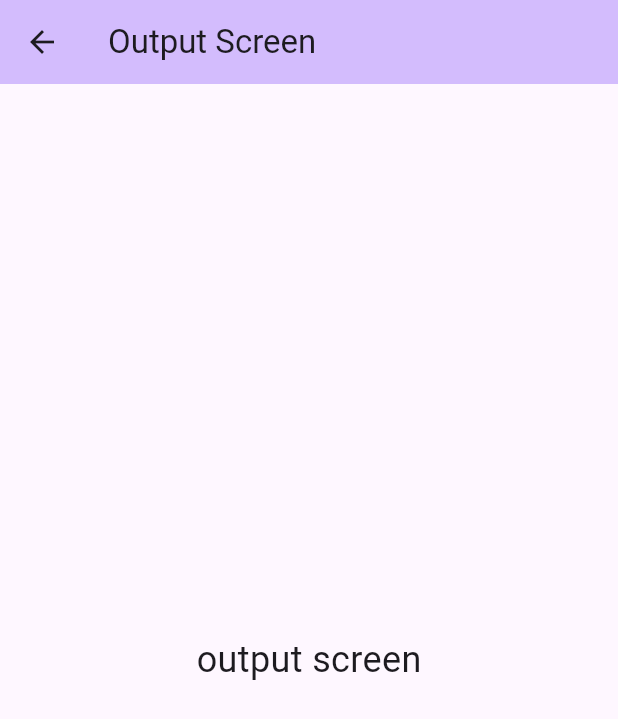
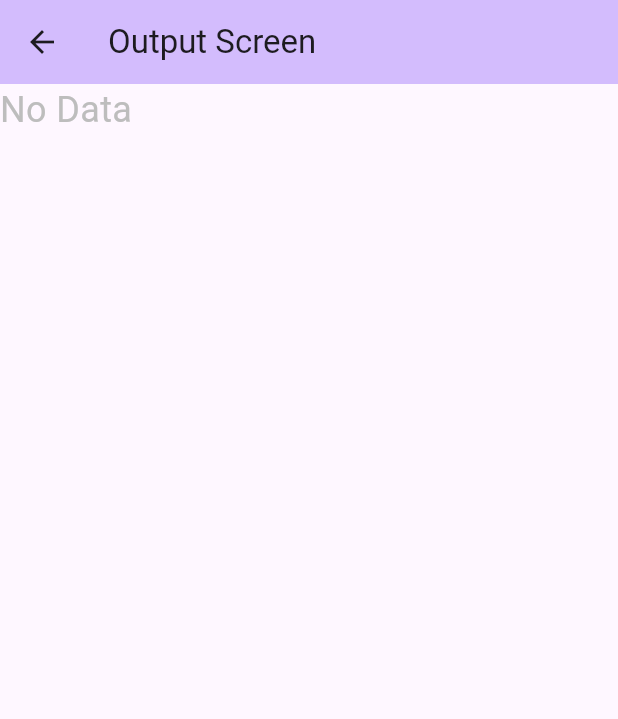
Before and after one commit to 82-Gaurab/flutter_for_college, a Flutter app: the ListViewScreen screen opened directly, after a tap on "Add Student", after a tap on "View Students", on a phone screen of 412 x 824 dp. Shown: the top 719 px of the screen. Run offline on Flutter 3.47's test engine with Material 3 defaults, Android fonts, the phone set to English and light mode, and no system bars.

Commit message:
Output Screen and Card View

```diff
--- /dev/null
+++ b/lib/common/listview_widget.dart
@@ -0,0 +1,45 @@
+import 'package:flutter/material.dart';
+import 'package:flutter_for_college/models/student_model.dart';
+
+class ListViewWidget extends StatelessWidget {
+  const ListViewWidget({super.key, required this.lstStudent});
+
+  final List<StudentModel> lstStudent;
+
+  @override
+  Widget build(BuildContext context) {
+    return (lstStudent.isNotEmpty)
+        ? ListView.builder(
+            shrinkWrap: true,
+            itemCount: lstStudent.length,
+            physics: NeverScrollableScrollPhysics(),
+            itemBuilder: (context, index) {
+              final student = lstStudent[index];
+              return Card(
+                margin: EdgeInsets.symmetric(vertical: 8),
+                child: ListTile(
+                  leading: CircleAvatar(
+                    child: Text(student.fname[0].toUpperCase()),
+                  ),
+                  title: Text("${student.fname} ${student.lname}"),
+                  subtitle: Text(student.city),
+                  trailing: Wrap(
+                    spacing: 12,
+                    children: [
+                      IconButton(
+                        onPressed: () {},
+                        icon: Icon(Icons.delete, color: Colors.red),
+                      ),
+                    ],
+                  ),
+                ),
+              );
+            },
+          )
+        : Text(
+            "No Data",
+            textAlign: TextAlign.center,
+            style: TextStyle(fontSize: 24, color: Colors.grey.shade400),
+          );
+  }
+}
--- a/lib/screens/listview_screen.dart
+++ b/lib/screens/listview_screen.dart
@@ -1,4 +1,5 @@
 import 'package:flutter/material.dart';
+import 'package:flutter_for_college/common/listview_widget.dart';
 import '../models/student_model.dart';
 import 'output_screen.dart';
 
@@ -16,7 +17,7 @@ class _ListViewScreenState extends State<ListViewScreen> {
 
   String? _selectedCity;
 
-  final List<StudentModel> _lstStudents = [];
+  final List<StudentModel> lstStudents = [];
 
   // To display list of cities in dropdown
   final List<DropdownMenuItem<String>> _cities = [
@@ -123,7 +124,7 @@ class _ListViewScreenState extends State<ListViewScreen> {
                           );
 
                           setState(() {
-                            _lstStudents.add(student);
+                            lstStudents.add(student);
                           });
                         }
                       },
@@ -146,7 +147,8 @@ class _ListViewScreenState extends State<ListViewScreen> {
                         Navigator.push(
                           context,
                           MaterialPageRoute(
-                            builder: (context) => const OutputScreen(),
+                            builder: (context) =>
+                                OutputScreen(lstStudents: lstStudents),
                           ),
                         );
                       },
@@ -166,45 +168,7 @@ class _ListViewScreenState extends State<ListViewScreen> {
               ),
               const SizedBox(height: 40),
 
-              if (_lstStudents.isNotEmpty) ...{
-                ListView.builder(
-                  shrinkWrap: true,
-                  itemCount: _lstStudents.length,
-                  physics: NeverScrollableScrollPhysics(),
-                  itemBuilder: (context, index) {
-                    final student = _lstStudents[index];
-                    return Card(
-                      margin: EdgeInsets.symmetric(vertical: 8),
-                      child: ListTile(
-                        leading: CircleAvatar(
-                          child: Text(student.fname[0].toUpperCase()),
-                        ),
-                        title: Text("${student.fname} ${student.lname}"),
-                        subtitle: Text(student.city),
-                        trailing: Wrap(
-                          spacing: 12,
-                          children: [
-                            IconButton(
-                              onPressed: () {
-                                setState(() {
-                                  _lstStudents.removeAt(index);
-                                });
-                              },
-                              icon: Icon(Icons.delete, color: Colors.red),
-                            ),
-                          ],
-                        ),
-                      ),
-                    );
-                  },
-                ),
-              } else ...{
-                Text(
-                  "No Data",
-                  textAlign: TextAlign.center,
-                  style: TextStyle(fontSize: 24, color: Colors.grey.shade400),
-                ),
-              },
+              ListViewWidget(lstStudent: lstStudents),
             ],
           ),
         ),
--- a/lib/screens/output_screen.dart
+++ b/lib/screens/output_screen.dart
@@ -1,7 +1,11 @@
 import 'package:flutter/material.dart';
+import 'package:flutter_for_college/common/listview_widget.dart';
+import 'package:flutter_for_college/models/student_model.dart';
 
 class OutputScreen extends StatelessWidget {
-  const OutputScreen({super.key});
+  const OutputScreen({super.key, required this.lstStudents});
+
+  final List<StudentModel> lstStudents;
 
   @override
   Widget build(BuildContext context) {
@@ -10,11 +14,8 @@ class OutputScreen extends StatelessWidget {
         title: const Text('Output Screen'),
         backgroundColor: Theme.of(context).colorScheme.inversePrimary,
       ),
-      body: const Center(
-        child: Text(
-          'output screen',
-          style: TextStyle(fontSize: 24),
-        ),
+      body: SingleChildScrollView(
+        child: ListViewWidget(lstStudent: lstStudents),
       ),
     );
   }
```
Also changed, not shown: lib/screens/cardview_screen.dart (+2 -6 lines), lib/widgets/card-widget.dart (added, +48 -0 lines).
